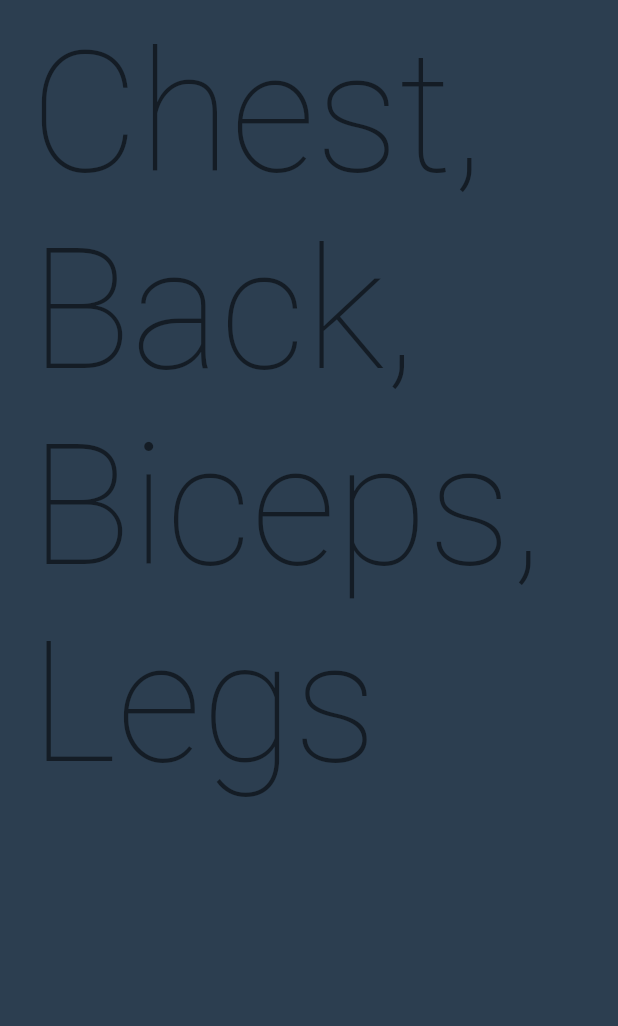
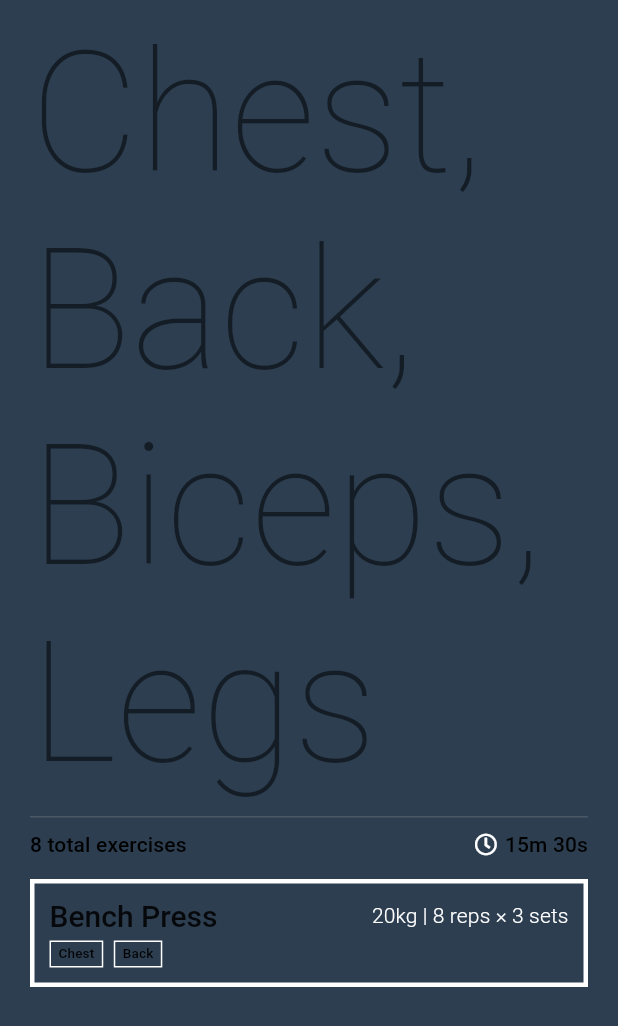
Before and after one commit to solderneer/gymrat, a Flutter app: the screen it shows after launch, on a phone screen of 412 x 824 dp. Shown: the top 1026 px of the screen. Run offline on Flutter 3.47's test engine with Material 2 defaults, Android fonts, the phone set to English and light mode, and no system bars; our stand-ins replace font_awesome_flutter.

Commit message:
feat: adding workout overview page

```diff
--- a/lib/src/ui/common_widgets/lift_card.dart
+++ b/lib/src/ui/common_widgets/lift_card.dart
@@ -92,7 +92,7 @@ class LiftCard extends StatelessWidget {
                                       .primaryTextTheme
                                       .subtitle
                                       .copyWith(fontWeight: FontWeight.w600)),
-                              TextSpan(text: " reps * "),
+                              TextSpan(text: " reps × "),
                               TextSpan(
                                   text: this.setCount,
                                   style: Theme.of(context)
--- /dev/null
+++ b/lib/src/ui/common_widgets/lift_card_minimal.dart
@@ -0,0 +1,38 @@
+import "package:flutter/material.dart";
+
+import "muscle_tag.dart";
+
+class LiftCardMinimal extends StatelessWidget {
+  final String title;
+  final List<String> muscleTags;
+
+  LiftCardMinimal({@required this.title, @required this.muscleTags});
+
+  @override
+  Widget build(BuildContext context) {
+    return Container(
+        padding:
+            EdgeInsets.only(top: 10.0, bottom: 10.0, left: 10.0, right: 10.0),
+        child: Column(children: <Widget>[
+          Row(children: <Widget>[
+            Text(this.title, style: Theme.of(context).accentTextTheme.title),
+            Spacer(),
+            Text("20kg | 8 reps × 3 sets",
+                style: Theme.of(context).accentTextTheme.subtitle.copyWith(
+                    fontWeight: FontWeight.w300, color: Color(0xFFFFFFFF))),
+          ]),
+          Padding(
+              padding: EdgeInsets.only(top: 5.0),
+              child: Row(
+                  mainAxisAlignment: MainAxisAlignment.start,
+                  children: muscleTags
+                      .map((muscle) => Padding(
+                          padding: EdgeInsets.only(right: 7.0),
+                          child: MuscleTag(muscle: muscle)))
+                      .toList())),
+        ]),
+        decoration: BoxDecoration(
+            color: Theme.of(context).primaryColor,
+            border: Border.all(width: 3.0, color: const Color(0xFFFFFFFF))));
+  }
+}
--- a/lib/src/ui/workout_page.dart
+++ b/lib/src/ui/workout_page.dart
@@ -1,4 +1,7 @@
 import "package:flutter/material.dart";
+import "package:font_awesome_flutter/font_awesome_flutter.dart";
+
+import "common_widgets/lift_card_minimal.dart";
 
 class WorkoutPage extends StatelessWidget {
   final String title = "Chest, Back, Biceps, Legs";
@@ -17,6 +20,26 @@ class WorkoutPage extends StatelessWidget {
             child: Column(children: <Widget>[
               Text(this.title,
                   style: Theme.of(context).accentTextTheme.display4),
+              Container(
+                  color: Color(0xFF4A5866),
+                  margin: EdgeInsets.only(top: 10.0, bottom: 10.0),
+                  width: MediaQuery.of(context).size.width,
+                  height: 1.0),
+              Row(children: <Widget>[
+                Text("${this.totalExerciseCount} total exercises",
+                    style: Theme.of(context).accentTextTheme.subtitle),
+                Spacer(),
+                Icon(FontAwesomeIcons.clock, size: 15.0),
+                Padding(
+                    padding: EdgeInsets.only(left: 5.0),
+                    child: Text("${this.estimatedTime}",
+                        style: Theme.of(context).accentTextTheme.subtitle)),
+              ]),
+              Padding(
+                  padding: EdgeInsets.only(top: 15.0),
+                  child: LiftCardMinimal(
+                      title: "Bench Press",
+                      muscleTags: <String>["Chest", "Back"])),
             ])));
   }
 }
```
